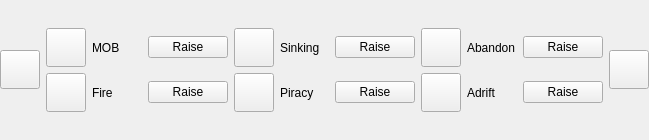
This is ui/bottombar/AlarmsBar.ui in OpenFairWind/FairWindSK as Qt 5 draws it before an edit. The edited form follows.
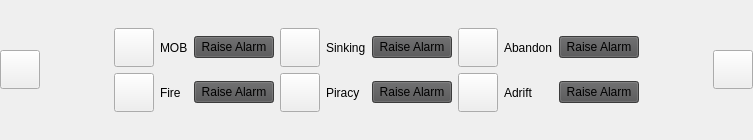
This is the edited form. Icons and pictures are not drawn.

Diff of the .ui file:
```diff
--- a/ui/bottombar/AlarmsBar.ui
+++ b/ui/bottombar/AlarmsBar.ui
@@ -6,11 +6,11 @@
    <rect>
     <x>0</x>
     <y>0</y>
-    <width>649</width>
+    <width>753</width>
     <height>140</height>
    </rect>
   </property>
-  <layout class="QVBoxLayout" name="verticalLayout_Autopilot">
+  <layout class="QVBoxLayout" name="verticalLayout_Alarms">
    <property name="leftMargin">
     <number>0</number>
    </property>
@@ -24,9 +24,17 @@
     <number>0</number>
    </property>
    <item>
-    <layout class="QHBoxLayout" name="horizontalLayout_Autopilot">
+    <layout class="QHBoxLayout" name="horizontalLayout_Alarms">
+     <property name="sizeConstraint">
+      <enum>QLayout::SizeConstraint::SetFixedSize</enum>
+     </property>
      <item>
-      <widget class="QToolButton" name="toolButton_Alarms">
+      <layout class="QVBoxLayout" name="verticalLayout_SX">
+       <property name="sizeConstraint">
+        <enum>QLayout::SizeConstraint::SetFixedSize</enum>
+       </property>
+       <item>
+        <widget class="QToolButton" name="toolButton_Autopilot">
        <property name="icon">
         <iconset>
          <normaloff>:/resources/images/bottombar/imagebutton_alarms.png</normaloff>:/resources/images/bottombar/imagebutton_alarms.png</iconset>
@@ -42,6 +50,23 @@
        </property>
       </widget>
      </item>
+      </layout>
+     </item>
+     <item>
+      <spacer name="horizontalSpacer">
+       <property name="orientation">
+        <enum>Qt::Orientation::Horizontal</enum>
+       </property>
+       <property name="sizeHint" stdset="0">
+        <size>
+         <width>40</width>
+         <height>20</height>
+        </size>
+       </property>
+      </spacer>
+     </item>
+     <item>
+      <layout class="QVBoxLayout" name="verticalLayout_CN">
      <item>
       <layout class="QGridLayout" name="gridLayout_Alarms">
        <item row="0" column="2">
@@ -72,8 +97,15 @@
          </item>
          <item>
           <widget class="QPushButton" name="pushButton_Abandon">
+             <property name="styleSheet">
+              <string notr="true">background-color: rgb(82, 82, 83);
+border-top-color: rgb(159, 157, 160);
+border-left-color: rgb(159, 157, 160);
+border-right-color: rgb(83, 83, 84);
+border-bottom-color: rgb(83, 83, 84);</string>
+             </property>
            <property name="text">
-            <string>Raise</string>
+              <string>Raise Alarm</string>
            </property>
           </widget>
          </item>
@@ -107,8 +139,15 @@
          </item>
          <item>
           <widget class="QPushButton" name="pushButton_MOB">
+             <property name="styleSheet">
+              <string notr="true">background-color: rgb(82, 82, 83);
+border-top-color: rgb(159, 157, 160);
+border-left-color: rgb(159, 157, 160);
+border-right-color: rgb(83, 83, 84);
+border-bottom-color: rgb(83, 83, 84);</string>
+             </property>
            <property name="text">
-            <string>Raise</string>
+              <string>Raise Alarm</string>
            </property>
           </widget>
          </item>
@@ -142,8 +181,15 @@
          </item>
          <item>
           <widget class="QPushButton" name="pushButton_Sinking">
+             <property name="styleSheet">
+              <string notr="true">background-color: rgb(82, 82, 83);
+border-top-color: rgb(159, 157, 160);
+border-left-color: rgb(159, 157, 160);
+border-right-color: rgb(83, 83, 84);
+border-bottom-color: rgb(83, 83, 84);</string>
+             </property>
            <property name="text">
-            <string>Raise</string>
+              <string>Raise Alarm</string>
            </property>
           </widget>
          </item>
@@ -177,8 +223,15 @@
          </item>
          <item>
           <widget class="QPushButton" name="pushButton_Fire">
+             <property name="styleSheet">
+              <string notr="true">background-color: rgb(82, 82, 83);
+border-top-color: rgb(159, 157, 160);
+border-left-color: rgb(159, 157, 160);
+border-right-color: rgb(83, 83, 84);
+border-bottom-color: rgb(83, 83, 84);</string>
+             </property>
            <property name="text">
-            <string>Raise</string>
+              <string>Raise Alarm</string>
            </property>
           </widget>
          </item>
@@ -212,8 +265,15 @@
          </item>
          <item>
           <widget class="QPushButton" name="pushButton_Piracy">
+             <property name="styleSheet">
+              <string notr="true">background-color: rgb(82, 82, 83);
+border-top-color: rgb(159, 157, 160);
+border-left-color: rgb(159, 157, 160);
+border-right-color: rgb(83, 83, 84);
+border-bottom-color: rgb(83, 83, 84);</string>
+             </property>
            <property name="text">
-            <string>Raise</string>
+              <string>Raise Alarm</string>
            </property>
           </widget>
          </item>
@@ -247,8 +307,15 @@
          </item>
          <item>
           <widget class="QPushButton" name="pushButton_Adrift">
+             <property name="styleSheet">
+              <string notr="true">background-color: rgb(82, 82, 83);
+border-top-color: rgb(159, 157, 160);
+border-left-color: rgb(159, 157, 160);
+border-right-color: rgb(83, 83, 84);
+border-bottom-color: rgb(83, 83, 84);</string>
+             </property>
            <property name="text">
-            <string>Raise</string>
+              <string>Raise Alarm</string>
            </property>
           </widget>
          </item>
@@ -256,6 +323,29 @@
        </item>
       </layout>
      </item>
+      </layout>
+     </item>
+     <item>
+      <spacer name="horizontalSpacer_2">
+       <property name="orientation">
+        <enum>Qt::Orientation::Horizontal</enum>
+       </property>
+       <property name="sizeHint" stdset="0">
+        <size>
+         <width>40</width>
+         <height>20</height>
+        </size>
+       </property>
+      </spacer>
+     </item>
+     <item>
+      <layout class="QVBoxLayout" name="verticalLayout_DX">
+       <property name="spacing">
+        <number>-1</number>
+       </property>
+       <property name="sizeConstraint">
+        <enum>QLayout::SizeConstraint::SetFixedSize</enum>
+       </property>
      <item>
       <widget class="QToolButton" name="toolButton_Hide">
        <property name="icon">
@@ -272,6 +362,8 @@
         <enum>Qt::ToolButtonStyle::ToolButtonTextUnderIcon</enum>
        </property>
       </widget>
+       </item>
+      </layout>
      </item>
     </layout>
    </item>
```
Lines whose indentation alone changed are shown as unchanged.
